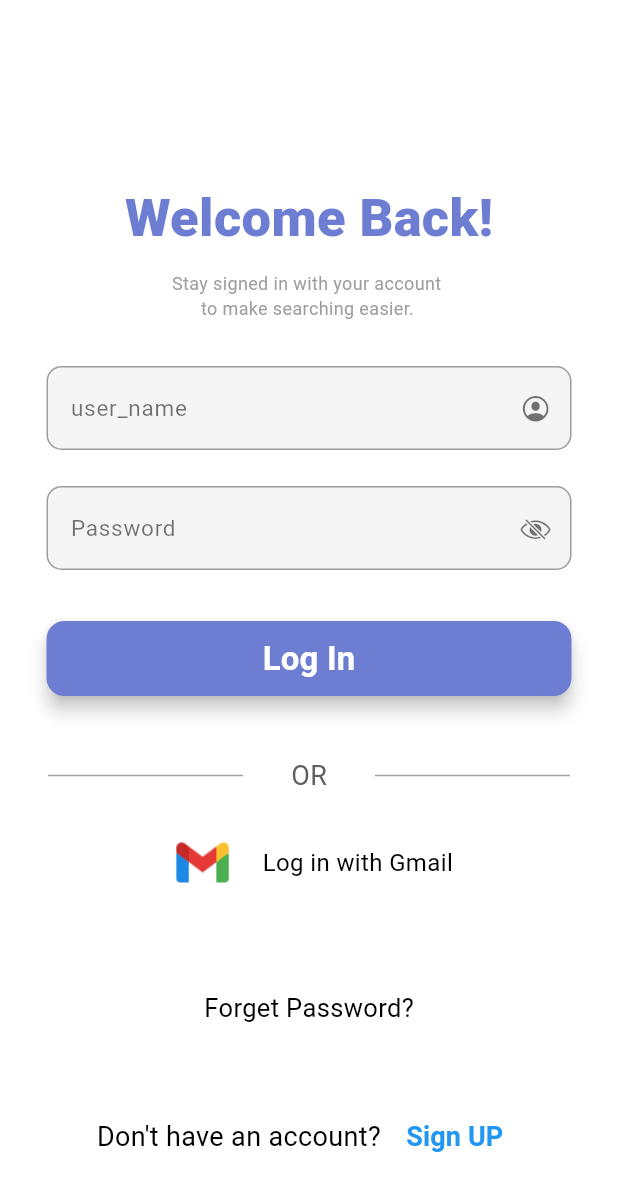
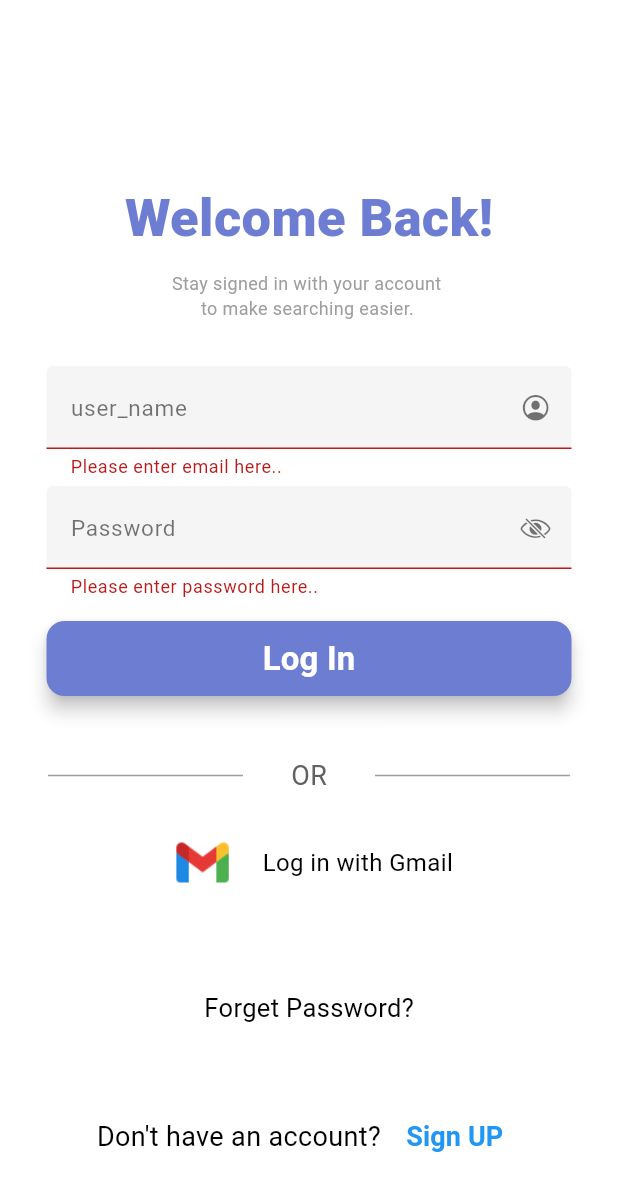
Before and after one commit to raunak2909/expenso_395, a Flutter app: the screen it shows after launch, after a tap on "Log In", on a phone screen of 412 x 824 dp. Shown: the top 1191 px of the screen. Run offline on Flutter 3.47's test engine with Material 3 defaults, Android fonts, the light colour scheme and no system bars; our stand-ins replace flutter_bloc, shared_preferences, sqflite; accounts and stored records are empty.

Commit message:
login with validation implemented

```diff
--- a/lib/app_constants.dart
+++ b/lib/app_constants.dart
@@ -2,4 +2,7 @@ class AppConstants {
   static const String appName = 'Expenso';
   static const String version = '1.0.0';
 
+  ///preferences
+  static const String prefUserIdKey = 'user_id';
+
 }
--- a/lib/data/local/helper/db_helper.dart
+++ b/lib/data/local/helper/db_helper.dart
@@ -1,8 +1,10 @@
 import 'dart:io';
 
+import 'package:expenso_395/app_constants.dart';
 import 'package:expenso_395/data/local/model/user_model.dart';
 import 'package:path/path.dart';
 import 'package:path_provider/path_provider.dart';
+import 'package:shared_preferences/shared_preferences.dart';
 import 'package:sqflite/sqflite.dart';
 
 import '../model/expense_model.dart';
@@ -110,6 +112,8 @@ class DBHelper {
       );
 
       if(allData.isNotEmpty){
+        SharedPreferences prefs = await SharedPreferences.getInstance();
+        prefs.setString(AppConstants.prefUserIdKey, allData[0][COLUMN_USER_ID].toString());
         return 1; // user authenticated
       } else {
         return 3; // incorrect password
--- a/lib/ui/login/login_page.dart
+++ b/lib/ui/login/login_page.dart
@@ -1,7 +1,10 @@
-
+import 'package:expenso_395/ui/bloc/user_bloc.dart';
+import 'package:expenso_395/ui/bloc/user_event.dart';
+import 'package:expenso_395/ui/bloc/user_state.dart';
 import 'package:expenso_395/utils/app_routes.dart';
 import 'package:flutter/cupertino.dart';
 import 'package:flutter/material.dart';
+import 'package:flutter_bloc/flutter_bloc.dart';
 
 import '../signup/sign_up_page.dart';
 
@@ -13,14 +16,21 @@ class LoginPage extends StatefulWidget {
 }
 
 class _LoginPageState extends State<LoginPage> {
+  bool isLoading = false;
+  bool isLogin = false;
+  bool isPasswordVisible = false;
+  TextEditingController emailController = TextEditingController();
+  TextEditingController passwordController = TextEditingController();
+
+  GlobalKey<FormState> formKey = GlobalKey<FormState>();
   @override
   Widget build(BuildContext context) {
-    TextEditingController emailController = TextEditingController();
-    TextEditingController passwordController = TextEditingController();
 
     return Scaffold(
       backgroundColor: Colors.white,
       body: SingleChildScrollView(
+        child: Form(
+          key: formKey,
           child: Column(
             children: [
               SizedBox(height: 120),
@@ -43,7 +53,17 @@ class _LoginPageState extends State<LoginPage> {
               Container(
                 width: 350,
                 height: 80,
-              child: TextField(
+                child: TextFormField(
+                  validator: (value){
+                    RegExp emailRegex = RegExp(r"^[\w-\.]+@([\w-]+\.)+[\w-]{2,4}$");
+                    if(value == null || value.isEmpty){
+                      return 'Please enter email here..';
+                    } else if(!emailRegex.hasMatch(value)) {
+                      return 'Please enter valid email';
+                    } else {
+                      return null;
+                    }
+                  },
                   keyboardType: TextInputType.text,
                   controller: emailController,
                   decoration: InputDecoration(
@@ -68,10 +88,18 @@ class _LoginPageState extends State<LoginPage> {
               Container(
                 width: 350,
                 height: 80,
-              child: TextField(
+                child: TextFormField(
+                  validator: (value){
+
+                    if(value == null || value.isEmpty){
+                      return 'Please enter password here..';
+                    } else {
+                      return null;
+                    }
+                  },
                   keyboardType: TextInputType.visiblePassword,
                   controller: passwordController,
-                obscureText: true,
+                  obscureText: isPasswordVisible ? false : true,
                   decoration: InputDecoration(
                     labelText: 'Password',
                     labelStyle: TextStyle(color: Colors.black54, fontSize: 15),
@@ -82,21 +110,72 @@ class _LoginPageState extends State<LoginPage> {
                       borderSide: BorderSide(color: Colors.grey),
                       borderRadius: BorderRadius.circular(10),
                     ),
-                  suffixIcon: Icon(
-                    CupertinoIcons.eye_slash,
+                    suffixIcon: InkWell(
+                      onTap: (){
+                        isPasswordVisible = !isPasswordVisible;
+                        setState(() {});
+                      },
+                      child: Icon(
+                        isPasswordVisible ? CupertinoIcons.eye : CupertinoIcons.eye_slash,
                         size: 20,
                         color: Colors.black54,
                       ),
                     ),
                   ),
                 ),
+              ),
 
               SizedBox(height: 10),
-            Container(
+              BlocConsumer<UserBloc, UserState>(
+                listenWhen: (ps, cs){
+                  return isLogin;
+                },
+                  buildWhen: (ps, cs){
+                  return isLogin;
+                  },
+                listener: (_, state){
+                  if(state is UserLoadingState){
+                    isLoading = true;
+                  }
+
+                  if(state is UserSuccessState){
+                    isLoading = false;
+                    ScaffoldMessenger.of(context).showSnackBar(
+                      const SnackBar(
+                        content: Text('Logged in Successfully..'),
+                        backgroundColor: Colors.green,
+                      ),
+                    );
+                    Navigator.pushReplacementNamed(context, AppRoutes.home);
+                  }
+
+                  if(state is UserFailureState){
+                    isLoading = false;
+                    ScaffoldMessenger.of(context).showSnackBar(
+                      SnackBar(
+                        content: Text('Login Failed : ${state.errorMsg}'),
+                        backgroundColor: Colors.red,
+                      ),
+                    );
+                  }
+                },
+                builder: (context, state) {
+                  return Container(
                     width: 350,
                     height: 50,
                     child: ElevatedButton(
                       onPressed: () {
+
+                      if(formKey.currentState!.validate()){
+                        isLogin = true;
+                        context.read<UserBloc>().add(
+                          LogiUserEvent(email: emailController.text,
+                              pass: passwordController.text),
+                        );
+                      }
+
+
+
                         /*Navigator.pushReplacement(
                           context,
                           MaterialPageRoute(
@@ -106,7 +185,28 @@ class _LoginPageState extends State<LoginPage> {
                         );*/
                         print('login');
                       },
-                child: Text(
+                      style: ElevatedButton.styleFrom(
+                        backgroundColor: Color(0XFF6D7ED2),
+                        elevation: 5,
+                        shape: RoundedRectangleBorder(
+                          borderRadius: BorderRadius.circular(12),
+                        ),
+                      ),
+                      child: isLoading ? Row(
+                        mainAxisAlignment: MainAxisAlignment.center,
+                        children: [
+                          CircularProgressIndicator(color: Colors.white,),
+                          SizedBox(width: 10,),
+                          Text(
+                            'Logging in...',
+                            style: TextStyle(
+                              fontSize: 22,
+                              color: Colors.white,
+                              fontWeight: FontWeight.bold,
+                            ),
+                          ),
+                        ],
+                      ) :Text(
                         'Log In',
                         style: TextStyle(
                           fontSize: 22,
@@ -114,14 +214,9 @@ class _LoginPageState extends State<LoginPage> {
                           fontWeight: FontWeight.bold,
                         ),
                       ),
-                style: ElevatedButton.styleFrom(
-                  backgroundColor:  Color(0XFF6D7ED2),
-                  elevation: 5,
-                  shape: RoundedRectangleBorder(
-                    borderRadius: BorderRadius.circular(12),
                     ),
-                ),
-              ),
+                  );
+                }
               ),
 
               SizedBox(height: 40),
@@ -179,6 +274,7 @@ class _LoginPageState extends State<LoginPage> {
 
                   TextButton(
                     onPressed: () {
+                      isLogin = false;
                       Navigator.pushNamed(context, AppRoutes.register);
                     },
                     child: Text(
@@ -195,6 +291,7 @@ class _LoginPageState extends State<LoginPage> {
             ],
           ),
         ),
+      ),
     );
   }
 }
--- a/lib/ui/signup/sign_up_page.dart
+++ b/lib/ui/signup/sign_up_page.dart
@@ -197,6 +197,11 @@ class _SignUpPageState extends State<SignUpPage> {
                     onPressed: () {
                       // Add your sign up logic here
 
+                      if(nameController.text.isEmpty || emailController.text.isEmpty || passwordController.text.isEmpty || mobNoController.text.isEmpty || genderController.text.isEmpty){
+                        ScaffoldMessenger.of(context).showSnackBar(SnackBar(content: Text("Please fill all the fields"), backgroundColor: Colors.red,));
+                        return;
+                      }
+
                       UserModel user = UserModel(
                           name: nameController.text,
                           email: emailController.text.trim(),
--- a/lib/ui/splash/splash_screen.dart
+++ b/lib/ui/splash/splash_screen.dart
@@ -1,6 +1,8 @@
 import 'dart:async';
 
+import 'package:expenso_395/app_constants.dart';
 import 'package:flutter/material.dart';
+import 'package:shared_preferences/shared_preferences.dart';
 
 import '../../utils/app_routes.dart';
 import '../signup/sign_up_page.dart';
@@ -16,8 +18,19 @@ class _SplashPageState extends State<SplashPage> {
   @override
   void initState() {
     super.initState();
-    Timer(Duration (seconds: 3), (){
-      Navigator.pushReplacementNamed(context, AppRoutes.login);
+    Timer(Duration (seconds: 3), () async{
+
+      String nextPageName = AppRoutes.login;
+
+      SharedPreferences prefs = await SharedPreferences.getInstance();
+      String userId = prefs.getString(AppConstants.prefUserIdKey) ?? "";
+
+      if(userId.isNotEmpty){
+        nextPageName = AppRoutes.home;
+      }
+
+
+      Navigator.pushReplacementNamed(context, nextPageName);
     });
   }
 
--- a/lib/utils/app_routes.dart
+++ b/lib/utils/app_routes.dart
@@ -1,3 +1,4 @@
+import 'package:expenso_395/ui/home/home_page.dart';
 import 'package:expenso_395/ui/login/login_page.dart';
 import 'package:expenso_395/ui/signup/sign_up_page.dart';
 import 'package:expenso_395/ui/splash/splash_screen.dart';
@@ -15,6 +16,7 @@ class AppRoutes{
     splash: (context) => SplashPage(),
     login: (context) => LoginPage(),
     register: (context) => SignUpPage(),
+    home: (context) => HomePage(),
   };
 
 }
--- a/pubspec.yaml
+++ b/pubspec.yaml
@@ -38,6 +38,7 @@ dependencies:
   path: ^1.9.1
   path_provider: ^2.1.5
   flutter_bloc: ^9.1.1
+  shared_preferences: ^2.5.3
 
 dev_dependencies:
   flutter_test:
```
Also changed, not shown: lib/ui/home/home_page.dart (added, +376 -0 lines), pubspec.lock, 2 other files. Lines whose indentation alone changed are shown as unchanged.
